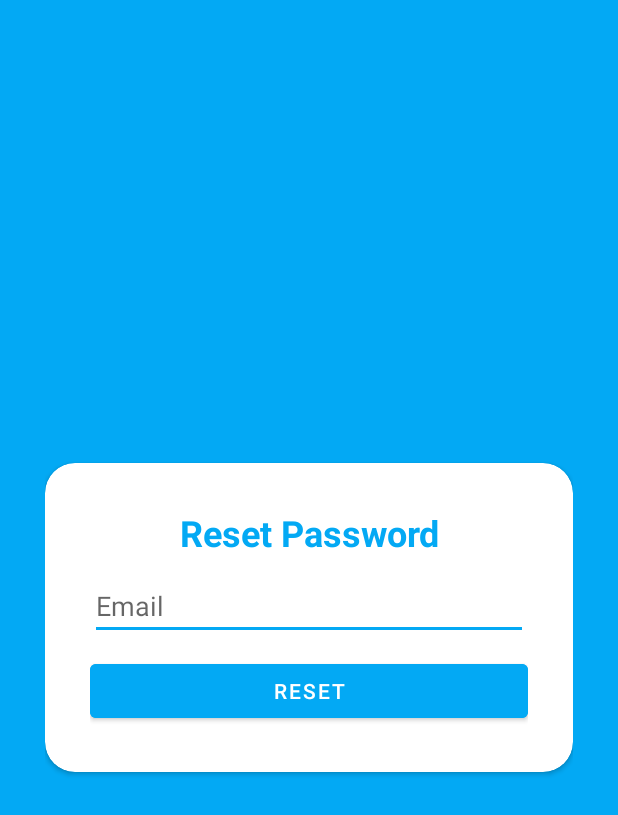
After one commit to baharudindayat/Mlaku, an Android app: the layout activity_reset_password.xml on its own in the app's theme, with its tools: preview values and no code run, on a phone screen of 412 x 824 dp. The commit adds this screen. Shown: the top 815 px of the screen. Run offline under Robolectric (Android 15) with nearby library versions, the phone set to English and light mode, and no system bars.

Commit message:
Reset Password activity

```diff
--- a/app/src/main/java/com/example/mlaku/Adapter.kt
+++ b/app/src/main/java/com/example/mlaku/Adapter.kt
@@ -13,6 +13,7 @@ class MyAdapter(private val userList : ArrayList<User>) : RecyclerView.Adapter<M
 
 
     override fun onCreateViewHolder(parent: ViewGroup, viewType: Int): MyViewHolder {
+
 
         val itemView = LayoutInflater.from(parent.context).inflate(R.layout.user_item,
             parent,false)
--- a/app/src/main/java/com/example/mlaku/DetailPlace.kt
+++ b/app/src/main/java/com/example/mlaku/DetailPlace.kt
@@ -34,8 +34,8 @@ class DetailPlace : AppCompatActivity() {
             startActivity(mapsIntent)
         }
 
-        actionbar!!.title =tName.toString()
-        actionbar.setDisplayHomeAsUpEnabled(true)
+//        actionbar!!.title =tName.toString()
+//        actionbar.setDisplayHomeAsUpEnabled(true)
 
         Glide.with(this)
             .load(tImg)
--- /dev/null
+++ b/app/src/main/res/layout/activity_reset_password.xml
@@ -0,0 +1,56 @@
+<?xml version="1.0" encoding="utf-8"?>
+<RelativeLayout xmlns:android="http://schemas.android.com/apk/res/android"
+    xmlns:app="http://schemas.android.com/apk/res-auto"
+    xmlns:tools="http://schemas.android.com/tools"
+    android:layout_width="match_parent"
+    android:layout_height="match_parent"
+    android:background="@color/teal_700"
+    android:padding="30dp"
+    tools:context=".LoginActivity">
+
+    <androidx.cardview.widget.CardView
+        android:layout_width="match_parent"
+        android:layout_height="wrap_content"
+        android:layout_centerInParent="true"
+        android:background="@color/white"
+        app:cardCornerRadius="20dp">
+
+        <LinearLayout
+            android:layout_width="match_parent"
+            android:layout_height="wrap_content"
+            android:orientation="vertical"
+            android:padding="30dp">
+
+            <TextView
+                android:layout_width="match_parent"
+                android:layout_height="wrap_content"
+                android:layout_gravity="center"
+                android:backgroundTint="@color/black"
+                android:text="Reset Password"
+                android:textAlignment="center"
+                android:textColor="@color/teal_700"
+                android:textSize="24sp"
+                android:textStyle="bold" />
+
+            <EditText
+                android:id="@+id/edt_email_reset"
+                android:layout_width="match_parent"
+                android:layout_height="wrap_content"
+                android:layout_marginTop="10dp"
+                android:hint="Email"
+                android:inputType="textEmailAddress" />
+
+            <Button
+                android:id="@+id/btn_reset"
+                android:layout_width="match_parent"
+                android:layout_height="wrap_content"
+                android:layout_marginTop="10dp"
+                android:backgroundTint="@color/teal_700"
+                android:text="Reset" />
+
+        </LinearLayout>
+
+
+    </androidx.cardview.widget.CardView>
+
+</RelativeLayout>
--- a/app/src/main/res/values/colors.xml
+++ b/app/src/main/res/values/colors.xml
@@ -10,4 +10,5 @@
     <color name="blue">#293859</color>
     <color name="lightgrey">#EEEEEE</color>
     <color name="black">#000000</color>
+    <color name="teal_700">#03A9F4</color>
 </resources>
--- a/app/src/main/res/values/strings.xml
+++ b/app/src/main/res/values/strings.xml
@@ -1,5 +1,5 @@
 <resources>
-    <string name="app_name" translatable="false">Wisata Kebumen</string>
+    <string name="app_name" translatable="false">Wisata Yogyakarta</string>
     <string name="places_name" translatable="false">Nama Tempat</string>
     <string name="detail" translatable="false">Detail</string>
     <string name="about" translatable="false">Tentang Saya</string>
--- a/app/src/main/res/values/themes.xml
+++ b/app/src/main/res/values/themes.xml
@@ -14,7 +14,7 @@
         <!-- Customize your theme here. -->
     </style>
     <style name="Theme.Mlaku.NoActionBar">
-        <item name="windowActionBar">false</item>
+        <item name="windowActionBar">true</item>
         <item name="windowNoTitle">true</item>
     </style>
     <style name="Theme.Mlaku.AppBarOverlay" parent="ThemeOverlay.AppCompat.Dark.ActionBar" />
```
Also changed, not shown: app/src/main/AndroidManifest.xml (+16 -5 lines), app/src/main/java/com/example/mlaku/LoginActivity.kt (+4 -4 lines), app/src/main/java/com/example/mlaku/ResetPassword.kt (added, +54 -0 lines).
